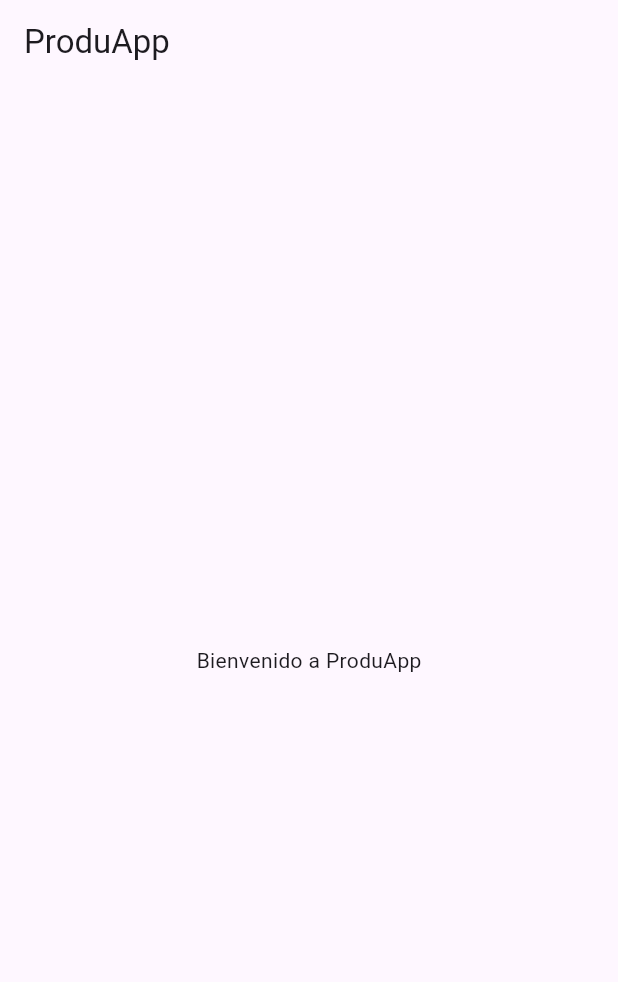
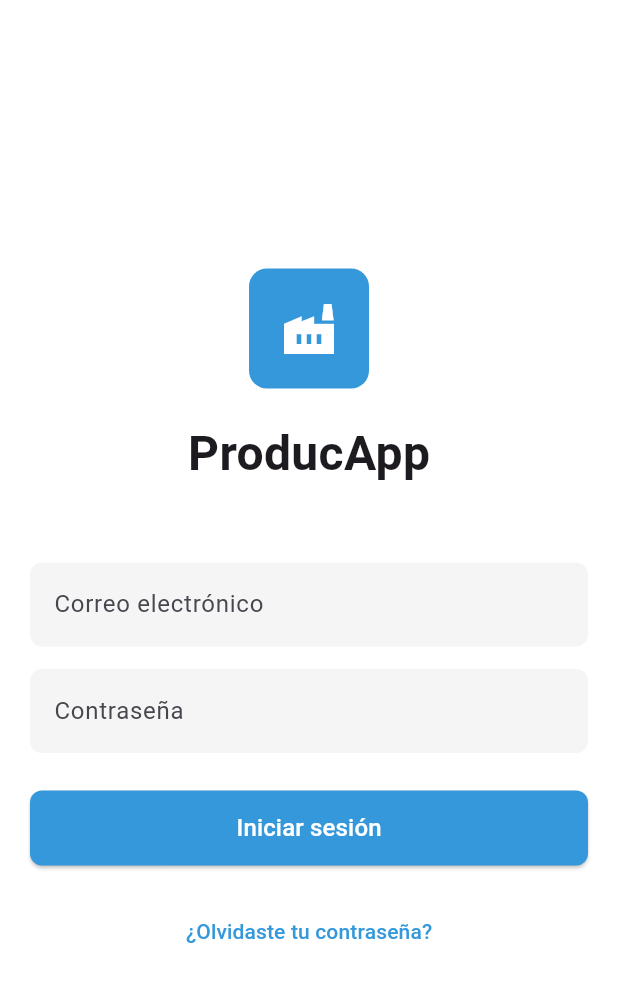
Before and after one commit to lmcadev-productApp/ProducApp, a Flutter app: the screen it shows after launch, on a phone screen of 412 x 824 dp. Shown: the top 982 px of the screen. Run offline on Flutter 3.47's test engine with Material 3 defaults, Android fonts, the phone set to English and light mode, and no system bars.

Commit message:
Configurar LoginPage como pantalla inicial e implementar la ventana emergente para recuperación de contraseña

```diff
--- a/frontend/lib/main.dart
+++ b/frontend/lib/main.dart
@@ -1,20 +1,16 @@
 import 'package:flutter/material.dart';
+import 'package:frontend/screens/login_page.dart'; // Asegúrate que la ruta y nombre sean correctos
 
 void main() {
-  runApp(const MyApp());
+  runApp(ProducApp());
 }
 
-class MyApp extends StatelessWidget {
-  const MyApp({super.key});
-
+class ProducApp extends StatelessWidget {
   @override
   Widget build(BuildContext context) {
     return MaterialApp(
-      title: 'ProduApp',
-      home: Scaffold(
-        appBar: AppBar(title: const Text('ProduApp')),
-        body: const Center(child: Text('Bienvenido a ProduApp')),
-      ),
+      home: const LoginPage(),
+      debugShowCheckedModeBanner: false,
     );
   }
 }
--- /dev/null
+++ b/frontend/lib/screens/login_page.dart
@@ -0,0 +1,14 @@
+import 'package:flutter/material.dart';
+import 'package:frontend/widgets/login_form.dart';
+
+class LoginPage extends StatelessWidget {
+  const LoginPage({super.key});
+
+  @override
+  Widget build(BuildContext context) {
+    return Scaffold(
+      backgroundColor: Colors.white,
+      body: Padding(padding: EdgeInsets.all(20), child: LoginForm()),
+    );
+  }
+}
--- /dev/null
+++ b/frontend/lib/widgets/login_form.dart
@@ -0,0 +1,102 @@
+import 'package:flutter/material.dart';
+import 'recover_password_dialog.dart';
+
+class LoginForm extends StatelessWidget {
+  final _emailController = TextEditingController();
+  final _passwordController = TextEditingController();
+
+  @override
+  Widget build(BuildContext context) {
+    return Column(
+      mainAxisAlignment: MainAxisAlignment.center,
+      children: [
+        // Logo
+        Container(
+          width: 80,
+          height: 80,
+          decoration: BoxDecoration(
+            color: Color(0xFF3498DB),
+            borderRadius: BorderRadius.circular(12),
+          ),
+          child: Icon(Icons.factory, color: Colors.white, size: 40),
+        ),
+        SizedBox(height: 20),
+
+        Text(
+          'ProducApp',
+          style: TextStyle(fontSize: 32, fontWeight: FontWeight.bold),
+        ),
+        SizedBox(height: 50),
+
+        TextField(
+          controller: _emailController,
+          decoration: InputDecoration(
+            hintText: 'Correo electrónico',
+            filled: true,
+            fillColor: Colors.grey[100],
+            border: OutlineInputBorder(
+              borderRadius: BorderRadius.circular(8),
+              borderSide: BorderSide.none,
+            ),
+          ),
+        ),
+        SizedBox(height: 15),
+
+        TextField(
+          controller: _passwordController,
+          obscureText: true,
+          decoration: InputDecoration(
+            hintText: 'Contraseña',
+            filled: true,
+            fillColor: Colors.grey[100],
+            border: OutlineInputBorder(
+              borderRadius: BorderRadius.circular(8),
+              borderSide: BorderSide.none,
+            ),
+          ),
+        ),
+        SizedBox(height: 25),
+
+        SizedBox(
+          width: double.infinity,
+          height: 50,
+          child: ElevatedButton(
+            onPressed: () {
+              //Logica
+              String email = _emailController.text;
+              String password = _passwordController.text;
+
+              if (email.isNotEmpty && password.isNotEmpty) {
+                print(email);
+                print(password);
+              } else {
+                ScaffoldMessenger.of(context).showSnackBar(
+                  SnackBar(content: Text('Complete todos los campos')),
+                );
+              }
+            },
+            style: ElevatedButton.styleFrom(
+              backgroundColor: Color(0xFF3498DB),
+              shape: RoundedRectangleBorder(
+                borderRadius: BorderRadius.circular(8),
+              ),
+            ),
+            child: Text(
+              'Iniciar sesión',
+              style: TextStyle(color: Colors.white, fontSize: 16),
+            ),
+          ),
+        ),
+        SizedBox(height: 20),
+
+        TextButton(
+          onPressed: () => mostrarRecuperarContrasena(context),
+          child: Text(
+            '¿Olvidaste tu contraseña?',
+            style: TextStyle(color: Color(0xFF3498DB)),
+          ),
+        ),
+      ],
+    );
+  }
+}
```
Also changed, not shown: frontend/lib/widgets/recover_password_dialog.dart (added, +133 -0 lines).
